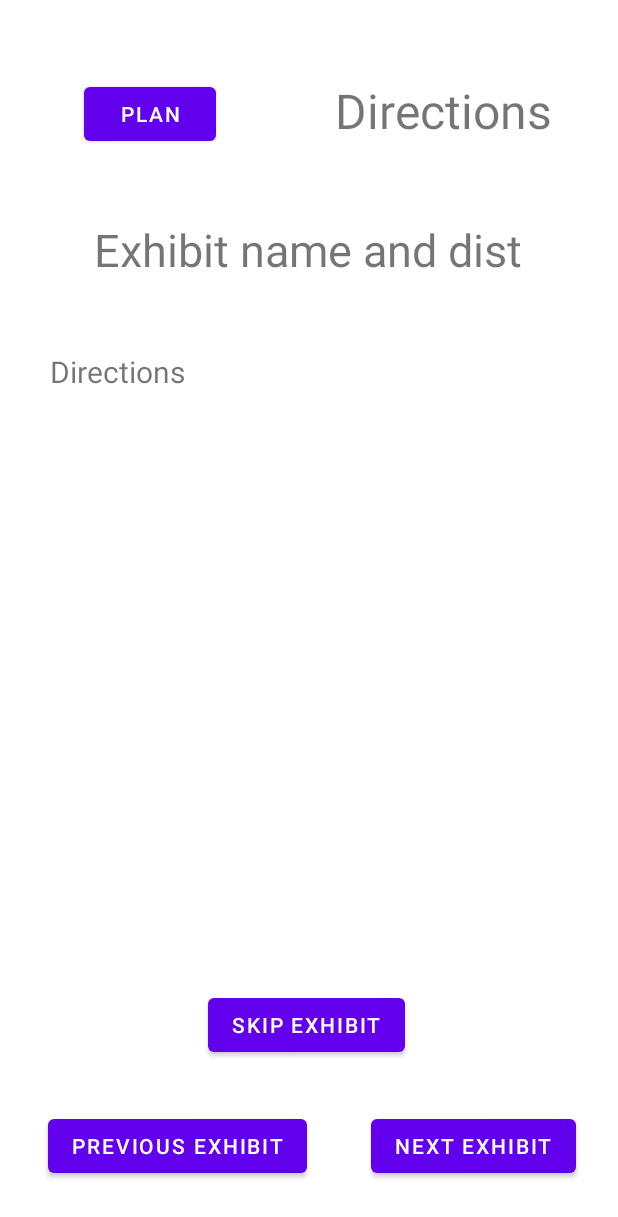
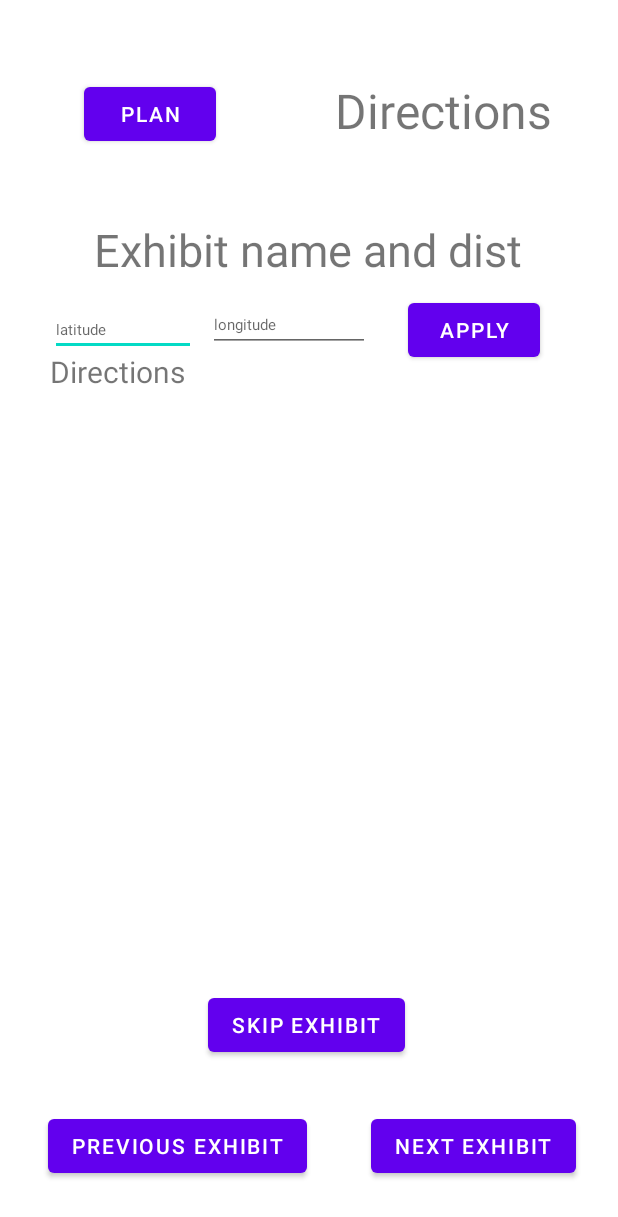
Before and after one commit to CSE-110-Spring-2022/zooseeker-cse-110-team-63, an Android app: the layout activity_direction.xml on its own in the app's theme, with its tools: preview values and no code run, on a phone screen of 412 x 824 dp. Shown: the top 1217 px of the screen. Run offline under Robolectric (Android 15) with nearby library versions, the phone set to English and light mode, and no system bars.

```diff
--- a/app/src/main/java/com/team63/zooseeker/LocationObserver.java
+++ b/app/src/main/java/com/team63/zooseeker/LocationObserver.java
@@ -1,5 +1,5 @@
 package com.team63.zooseeker;
 public interface LocationObserver {
 //    void updateLocation(double latitude, double longitude);
-    void updateLocation();
+    void updateLocation(String nearestExhibit);
 }
--- a/app/src/main/java/com/team63/zooseeker/LocationSubject.java
+++ b/app/src/main/java/com/team63/zooseeker/LocationSubject.java
@@ -3,5 +3,5 @@ package com.team63.zooseeker;
 public interface LocationSubject {
     void registerObserver(LocationObserver o);
     void removeObserver(LocationObserver o);
-    void notifyObservers();
+    void notifyObservers(String s);
 }
--- a/app/src/main/res/layout/activity_direction.xml
+++ b/app/src/main/res/layout/activity_direction.xml
@@ -70,9 +70,9 @@
         android:layout_height="348dp"
         android:layout_marginStart="33dp"
         android:layout_marginTop="234dp"
+        android:scrollbars="vertical"
         android:text="Directions"
         android:textSize="20sp"
-        android:scrollbars = "vertical"
         app:layout_constraintStart_toStartOf="parent"
         app:layout_constraintTop_toTopOf="parent" />
 
@@ -80,8 +80,8 @@
         android:id="@+id/skip_exhibit_btn"
         android:layout_width="wrap_content"
         android:layout_height="wrap_content"
+        android:onClick="onSkipBtnClicked"
         android:text="Skip Exhibit"
-        android:onClick="onSkipBtnClicked"
         app:layout_constraintBottom_toBottomOf="parent"
         app:layout_constraintHorizontal_bias="0.495"
         app:layout_constraintLeft_toLeftOf="parent"
@@ -89,4 +89,41 @@
         app:layout_constraintTop_toTopOf="parent"
         app:layout_constraintVertical_bias="0.85" />
 
+    <EditText
+        android:id="@+id/latitude_input"
+        android:layout_width="97dp"
+        android:layout_height="31dp"
+        android:layout_marginStart="33dp"
+        android:layout_marginTop="19dp"
+        android:ems="10"
+        android:hint="latitude"
+        android:inputType="numberDecimal|numberSigned"
+        android:textSize="10sp"
+        app:layout_constraintStart_toStartOf="parent"
+        app:layout_constraintTop_toBottomOf="@+id/exhibit_view" />
+
+    <EditText
+        android:id="@+id/longitude_input"
+        android:layout_width="108dp"
+        android:layout_height="36dp"
+        android:layout_marginStart="8dp"
+        android:layout_marginTop="12dp"
+        android:ems="10"
+        android:hint="longitude"
+        android:inputType="numberDecimal|numberSigned"
+        android:textSize="10sp"
+        app:layout_constraintStart_toEndOf="@+id/latitude_input"
+        app:layout_constraintTop_toBottomOf="@+id/exhibit_view" />
+
+    <Button
+        android:id="@+id/apply_btn"
+        android:layout_width="wrap_content"
+        android:layout_height="wrap_content"
+        android:layout_marginTop="9dp"
+        android:layout_marginEnd="52dp"
+        android:onClick="onApplyBtnClicked"
+        android:text="Apply"
+        app:layout_constraintEnd_toEndOf="parent"
+        app:layout_constraintTop_toBottomOf="@+id/exhibit_view" />
+
 </androidx.constraintlayout.widget.ConstraintLayout>
```
Also changed, not shown: app/src/main/java/com/team63/zooseeker/DirectionActivity.java (+24 -69 lines), app/src/main/java/com/team63/zooseeker/MockLocationSubject.java (+2 -9 lines), app/src/main/java/com/team63/zooseeker/PlanViewModel.java (+22 -1 lines), app/src/main/java/com/team63/zooseeker/RealLocationSubject.java (added, +103 -0 lines).
